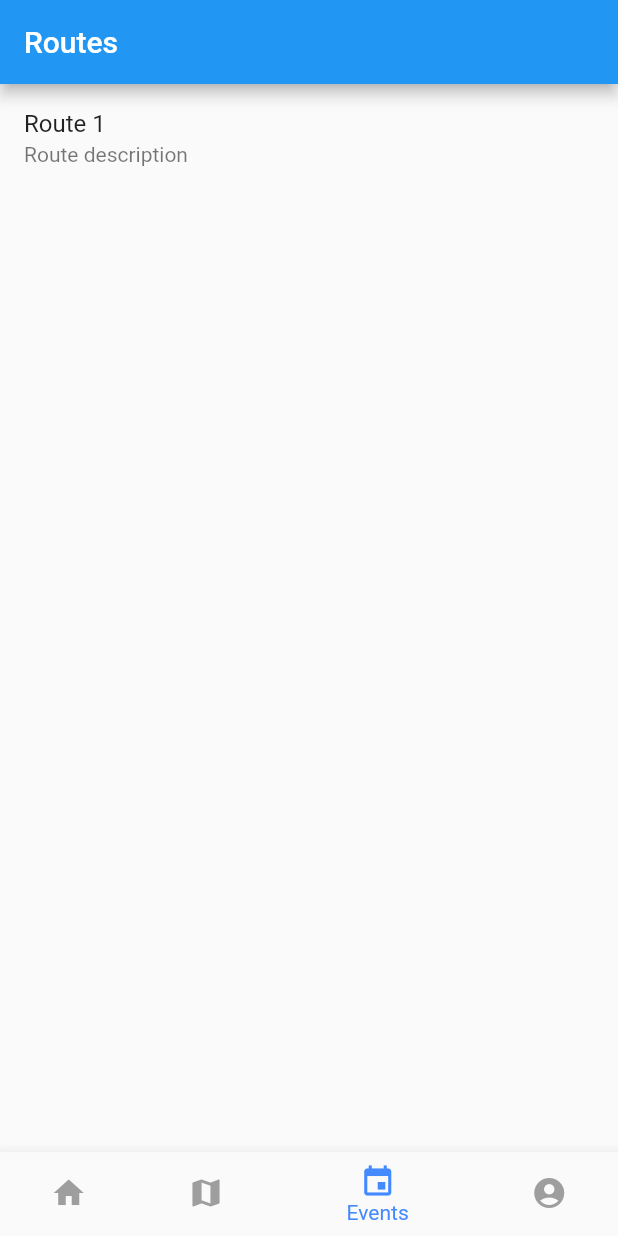
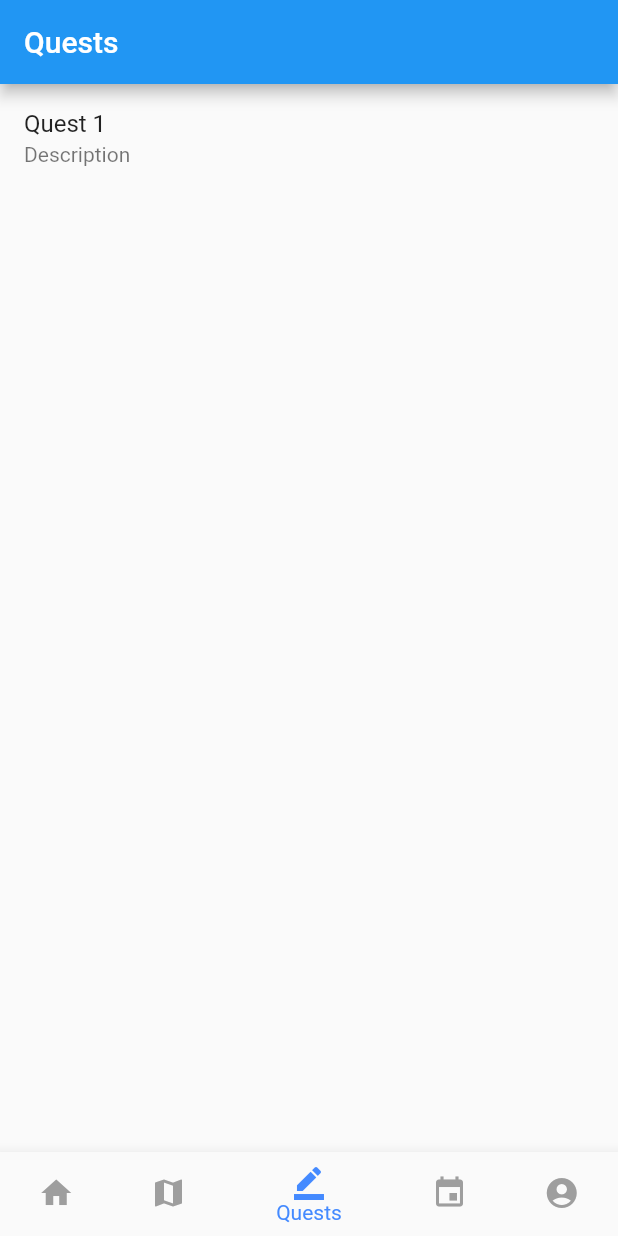
Before and after one commit to SashaKryzh/Hackathon-Codage-Kyiv, a Flutter app: the screen it shows after launch, item 3 of the bottom bar chosen, on a phone screen of 412 x 824 dp. Run offline on Flutter 3.47's test engine with Material 2 defaults, Android fonts, the light colour scheme and no system bars; our stand-ins replace google_maps_flutter.

Commit message:
screens rearrangements

```diff
--- a/lib/home.dart
+++ b/lib/home.dart
@@ -3,6 +3,7 @@ import 'package:hackathon/screens/events_page.dart';
 import 'package:hackathon/screens/news_page.dart';
 import 'package:hackathon/screens/discover_page.dart';
 import 'package:hackathon/screens/profile_page.dart';
+import 'package:hackathon/screens/quest_page.dart';
 import 'package:hackathon/screens/routes_page.dart';
 
 class MyHomePage extends StatefulWidget {
@@ -29,7 +30,7 @@ class _MyHomePageState extends State<MyHomePage> {
         children: <Widget>[
           NewsPage(),
           DiscoverPage(),
-          RoutesPage(),
+          QuestPage(),
           EventsPage(),
           ProfilePage(),
         ],
@@ -44,6 +45,10 @@ class _MyHomePageState extends State<MyHomePage> {
           BottomNavigationBarItem(
             title: Text('Discover'),
             icon: Icon(Icons.map),
+          ),
+          BottomNavigationBarItem(
+            title: Text('Quests'),
+            icon: Icon(Icons.border_color),
           ),
           BottomNavigationBarItem(
             title: Text('Events'),
--- a/lib/main.dart
+++ b/lib/main.dart
@@ -1,6 +1,7 @@
 import 'package:flutter/material.dart';
 import 'package:hackathon/home.dart';
 import 'package:hackathon/screens/places_detail_page.dart';
+import 'package:hackathon/screens/quest_detail_page.dart';
 import 'package:hackathon/screens/routes_detail_page.dart';
 
 void main() => runApp(MyApp());
@@ -33,6 +34,12 @@ Route onGenerateRoute(RouteSettings settings) {
         builder: (context) => RouteDetailPage(route: args.route),
       );
 
+    case QuestDetailPage.routeName:
+      QuestDetailPage args = settings.arguments;
+      return MaterialPageRoute(
+        builder: (context) => QuestDetailPage(quest: args.quest),
+      );
+
     default:
       return null;
   }
--- /dev/null
+++ b/lib/modules/quest.dart
@@ -0,0 +1,15 @@
+import 'package:hackathon/modules/list_item.dart';
+
+class Quest implements ListItem {
+  String title;
+  String description;
+
+  Quest({this.title, this.description});
+
+  static List<Quest> quests = [
+    Quest(
+      title: 'Quest 1',
+      description: 'Description',
+    ),
+  ];
+}
--- a/lib/screens/news_page.dart
+++ b/lib/screens/news_page.dart
@@ -1,14 +1,16 @@
 import 'package:flutter/material.dart';
+import 'package:hackathon/modules/event.dart';
+import 'package:hackathon/widgets/event_list_item.dart';
 
 class NewsPage extends StatelessWidget {
   @override
   Widget build(BuildContext context) {
     return Scaffold(
       appBar: AppBar(
-        title: Text('News'),
+        title: Text('Home'),
       ),
       body: Container(
-        color: Colors.grey,
+        color: Colors.blue,
       ),
     );
   }
--- /dev/null
+++ b/lib/screens/quest_detail_page.dart
@@ -0,0 +1,31 @@
+import 'package:flutter/material.dart';
+import 'package:hackathon/modules/place.dart';
+import 'package:hackathon/modules/quest.dart';
+
+import 'package:hackathon/modules/route.dart' as r;
+
+class QuestDetailPage extends StatelessWidget {
+  static const String routeName = '/quest-detail';
+
+  final Quest quest;
+
+  QuestDetailPage({
+    this.quest,
+  }) : assert(quest != null);
+
+  @override
+  Widget build(BuildContext context) {
+    Widget appBar() {
+      return AppBar(
+        title: Text(quest.title),
+      );
+    }
+
+    return Scaffold(
+      appBar: appBar(),
+      body: Container(
+        child: Text(quest.description),
+      ),
+    );
+  }
+}
--- /dev/null
+++ b/lib/screens/quest_page.dart
@@ -0,0 +1,37 @@
+import 'package:flutter/material.dart';
+import 'package:hackathon/modules/quest.dart';
+import 'package:hackathon/screens/quest_detail_page.dart';
+import 'package:hackathon/screens/routes_detail_page.dart';
+import 'package:hackathon/widgets/quest_list_item.dart';
+import 'package:hackathon/widgets/route_list_item.dart';
+import 'package:hackathon/modules/route.dart' as r;
+
+class QuestPage extends StatelessWidget {
+  final quests = Quest.quests;
+
+  @override
+  Widget build(BuildContext context) {
+    void onQuestTap(Quest quest) {
+      Navigator.pushNamed(
+        context,
+        QuestDetailPage.routeName,
+        arguments: QuestDetailPage(quest: quest),
+      );
+    }
+
+    return Scaffold(
+      appBar: AppBar(
+        title: Text('Quests'),
+      ),
+      body: ListView.builder(
+        itemCount: quests.length,
+        itemBuilder: (context, index) {
+          return QuestListItem(
+            quest: quests[index],
+            onTap: onQuestTap,
+          );
+        },
+      ),
+    );
+  }
+}
--- /dev/null
+++ b/lib/widgets/quest_list_item.dart
@@ -0,0 +1,23 @@
+import 'package:flutter/material.dart';
+import 'package:hackathon/modules/quest.dart';
+import 'package:hackathon/modules/route.dart' as r;
+
+// TODO: make cool
+class QuestListItem extends StatelessWidget {
+  final Quest quest;
+  final void Function(Quest) onTap;
+
+  QuestListItem({
+    this.quest,
+    this.onTap,
+  }) : assert(quest != null);
+
+  @override
+  Widget build(BuildContext context) {
+    return ListTile(
+      title: Text(quest.title),
+      subtitle: Text(quest.description),
+      onTap: () => onTap(quest),
+    );
+  }
+}
```
Also changed, not shown: lib/modules/event.dart (+15 -1 lines), lib/screens/discover_page.dart (+19 -5 lines), lib/screens/events_page.dart (+19 -2 lines).
